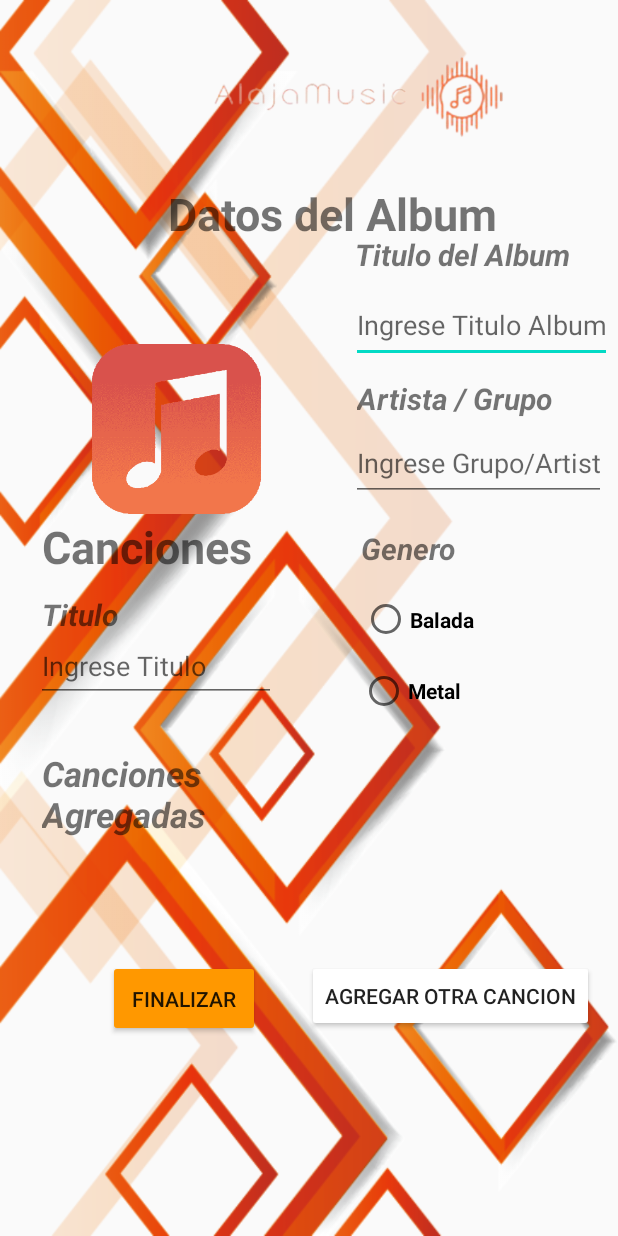
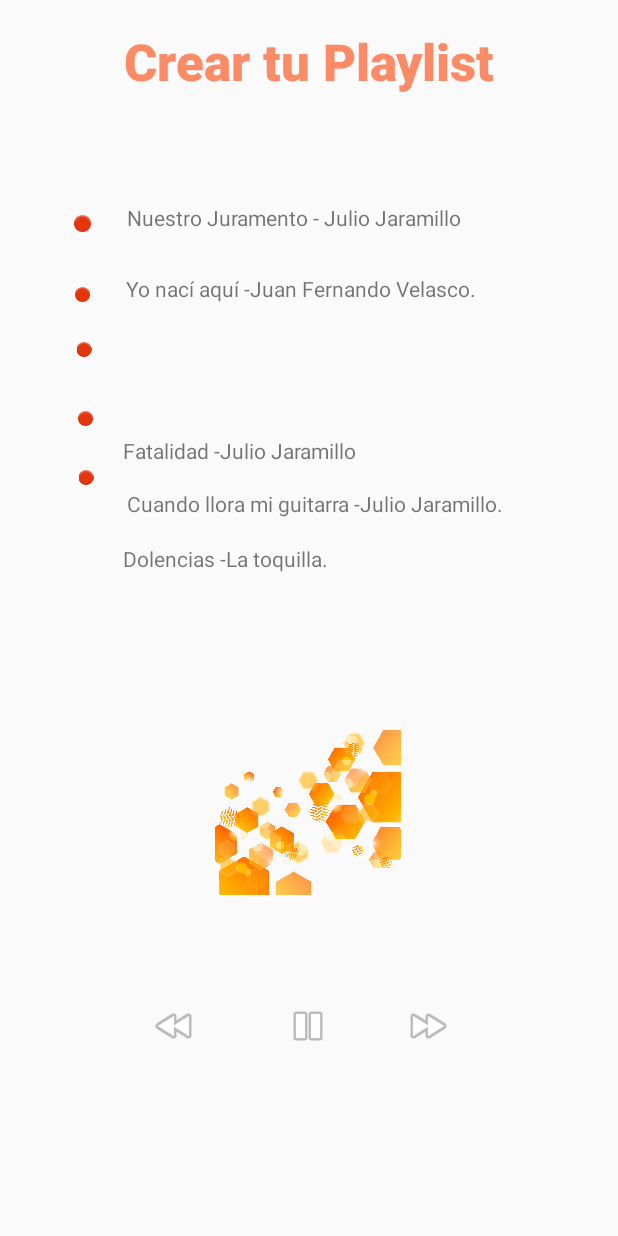
Before and after one commit to williamtocto/alaja_music, an Android app: the Agregar_Album screen opened directly, with no data from a screen before it, after a tap on "FINALIZAR", on a phone screen of 412 x 824 dp. Run offline under Robolectric (Android 15) with nearby library versions, the phone set to English and light mode, and no system bars.

Commit message:
Arreglar lista de reproduccion

```diff
--- a/app/src/main/AndroidManifest.xml
+++ b/app/src/main/AndroidManifest.xml
@@ -9,6 +9,9 @@
         android:roundIcon="@mipmap/ic_launcher_round"
         android:supportsRtl="true"
         android:theme="@style/Theme.Alaja_music">
+        <activity
+            android:name=".Play_List"
+            android:exported="false" />
         <activity
             android:name=".Agregar_Album"
             android:exported="false" />
--- a/app/src/main/java/com/example/alaja_music/Agregar_Album.java
+++ b/app/src/main/java/com/example/alaja_music/Agregar_Album.java
@@ -15,7 +15,7 @@ public class Agregar_Album extends AppCompatActivity {
 
 
     public void playListV(View playList){
-        Intent window_playList= new Intent(this, PlayList.class);
+        Intent window_playList= new Intent(this, Play_List.class);
         startActivity(window_playList);
     }
 }
--- a/app/src/main/java/com/example/alaja_music/PlayList.java
+++ b/app/src/main/java/com/example/alaja_music/Play_List.java
@@ -1,14 +1,13 @@
 package com.example.alaja_music;
 
+import android.support.v7.app.AppCompatActivity;
 import android.os.Bundle;
-import android.support.v7.app.AppCompatActivity;
 
-public class PlayList extends AppCompatActivity {
+public class Play_List extends AppCompatActivity {
 
     @Override
     protected void onCreate(Bundle savedInstanceState) {
         super.onCreate(savedInstanceState);
-        setContentView(R.layout.playlist);
+        setContentView(R.layout.activity_play_list);
     }
-
 }
--- a/app/src/main/res/layout/playlist.xml
+++ b/app/src/main/res/layout/activity_play_list.xml
@@ -4,8 +4,7 @@
     xmlns:tools="http://schemas.android.com/tools"
     android:layout_width="match_parent"
     android:layout_height="match_parent"
-    tools:layout_editor_absoluteX="0dp"
-    tools:layout_editor_absoluteY="80dp">
+    tools:context=".Play_List">
 
     <ImageView
         android:id="@+id/imageView11"
```
